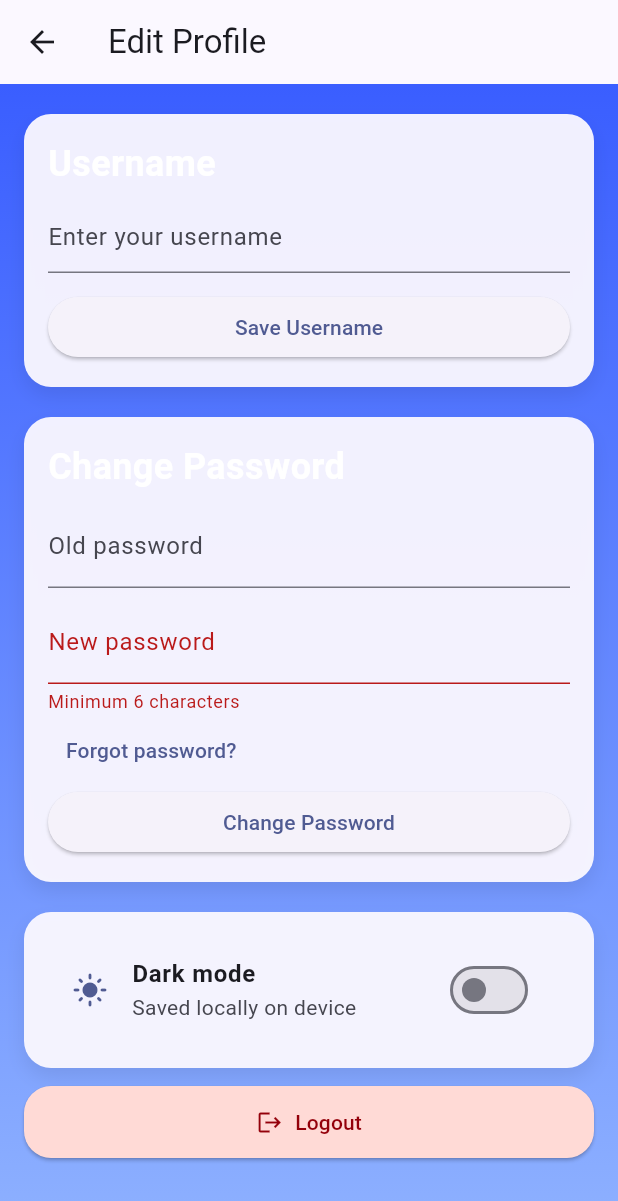
After one commit to korcanbaykall/SUHub_Project, a Flutter app: the EditProfileScreen screen opened by its route, after a tap on "Change Password", on a phone screen of 412 x 824 dp. The commit adds this screen. Shown: the top 1201 px of the screen. Run offline on Flutter 3.47's test engine with Material 3 defaults, Android fonts, the phone set to English and light mode, and no system bars; our stand-ins replace cloud_firestore, firebase_auth, firebase_core, shared_preferences; accounts and stored records are empty; network calls fail.

Commit message:
settings for profile
not done
change username and password up to dark mode - light mode

```diff
--- a/lib/routes.dart
+++ b/lib/routes.dart
@@ -12,6 +12,8 @@ import 'screens/top_post_detail_screen.dart';
 
 import 'screens/category_post_detail_screen.dart';
 import 'screens/generic_category_screen.dart';
+
+import 'screens/edit_profile_screen.dart';
 
 class AppRoutes {
   // Auth / entry
@@ -31,6 +33,8 @@ class AppRoutes {
   static const String categoryPostDetail = '/category_post_detail';
   static const genericCategory = '/generic-category';
 
+  static const editProfile = '/edit-profile';
+
 
   static Map<String, WidgetBuilder> routes = {
     welcome: (_) => const WelcomeScreen(),
@@ -45,5 +49,7 @@ class AppRoutes {
 
     categoryPostDetail: (_) => const CategoryPostDetailScreen(),
     genericCategory: (context) => const GenericCategoryScreen(),
+
+    editProfile: (_) => const EditProfileScreen(),
   };
 }
--- /dev/null
+++ b/lib/screens/edit_profile_screen.dart
@@ -0,0 +1,283 @@
+import 'package:flutter/material.dart';
+import 'package:provider/provider.dart';
+import 'package:firebase_auth/firebase_auth.dart';
+
+import '../providers/auth_provider.dart' as app_auth;
+import '../providers/theme_provider.dart';
+import '../theme/app_colors.dart';
+import '../theme/app_text_styles.dart';
+
+class EditProfileScreen extends StatefulWidget {
+  const EditProfileScreen({super.key});
+
+  @override
+  State<EditProfileScreen> createState() => _EditProfileScreenState();
+}
+
+class _EditProfileScreenState extends State<EditProfileScreen> {
+  final _usernameCtrl = TextEditingController();
+  final _oldPasswordCtrl = TextEditingController();
+  final _newPasswordCtrl = TextEditingController();
+
+  String? _passwordError;
+
+  @override
+  void initState() {
+    super.initState();
+    final auth = context.read<app_auth.AuthProvider>();
+    _usernameCtrl.text = auth.profile?.username ?? '';
+  }
+
+  @override
+  void dispose() {
+    _usernameCtrl.dispose();
+    _oldPasswordCtrl.dispose();
+    _newPasswordCtrl.dispose();
+    super.dispose();
+  }
+
+  @override
+  Widget build(BuildContext context) {
+    final auth = context.watch<app_auth.AuthProvider>();
+    final theme = context.watch<ThemeProvider>();
+    final colorScheme = Theme.of(context).colorScheme;
+
+    return Scaffold(
+      appBar: AppBar(
+        title: const Text('Edit Profile'),
+      ),
+      body: Container(
+        width: double.infinity,
+        height: double.infinity,
+        decoration: const BoxDecoration(
+          gradient: LinearGradient(
+            colors: [AppColors.primary, AppColors.secondary],
+            begin: Alignment.topCenter,
+            end: Alignment.bottomCenter,
+          ),
+        ),
+        child: SingleChildScrollView(
+          padding: const EdgeInsets.fromLTRB(16, 20, 16, 24),
+          child: Column(
+            children: [
+              _card(
+                child: Column(
+                  crossAxisAlignment: CrossAxisAlignment.start,
+                  children: [
+                    const Text('Username',
+                        style: AppTextStyles.subtitle),
+                    const SizedBox(height: 8),
+                    TextField(
+                      controller: _usernameCtrl,
+                      decoration: const InputDecoration(
+                        hintText: 'Enter your username',
+                      ),
+                    ),
+                    const SizedBox(height: 12),
+                    SizedBox(
+                      width: double.infinity,
+                      child: ElevatedButton(
+                        onPressed: auth.isLoading
+                            ? null
+                            : () async {
+                          final v = _usernameCtrl.text.trim();
+                          if (v.isEmpty) return;
+
+                          await auth.updateUsername(v);
+                          if (!mounted) return;
+
+                          if (auth.error == null) {
+                            ScaffoldMessenger.of(context)
+                                .showSnackBar(
+                              const SnackBar(
+                                content:
+                                Text('Username updated'),
+                              ),
+                            );
+                          }
+                        },
+                        child: const Text('Save Username'),
+                      ),
+                    ),
+                  ],
+                ),
+              ),
+
+              const SizedBox(height: 20),
+
+              _card(
+                child: Column(
+                  crossAxisAlignment: CrossAxisAlignment.start,
+                  children: [
+                    const Text('Change Password',
+                        style: AppTextStyles.subtitle),
+                    const SizedBox(height: 8),
+                    TextField(
+                      controller: _oldPasswordCtrl,
+                      obscureText: true,
+                      decoration: const InputDecoration(
+                        labelText: 'Old password',
+                      ),
+                    ),
+                    const SizedBox(height: 8),
+                    TextField(
+                      controller: _newPasswordCtrl,
+                      obscureText: true,
+                      decoration: InputDecoration(
+                        labelText: 'New password',
+                        errorText: _passwordError,
+                      ),
+                    ),
+                    Align(
+                      alignment: Alignment.centerLeft,
+                      child: TextButton(
+                        onPressed: () async {
+                          final email = auth.user?.email;
+                          if (email == null) return;
+
+                          await FirebaseAuth.instance
+                              .sendPasswordResetEmail(email: email);
+
+                          if (!mounted) return;
+
+                          ScaffoldMessenger.of(context)
+                              .showSnackBar(
+                            const SnackBar(
+                              content: Text(
+                                  'Password reset email sent'),
+                            ),
+                          );
+                        },
+                        child: const Text('Forgot password?'),
+                      ),
+                    ),
+                    SizedBox(
+                      width: double.infinity,
+                      child: ElevatedButton(
+                        onPressed: auth.isLoading
+                            ? null
+                            : () async {
+                          final newPass =
+                              _newPasswordCtrl.text;
+
+                          if (newPass.length < 6) {
+                            setState(() {
+                              _passwordError =
+                              'Minimum 6 characters';
+                            });
+                            return;
+                          }
+
+                          setState(() => _passwordError = null);
+
+                          await auth.changePassword(
+                            oldPassword:
+                            _oldPasswordCtrl.text,
+                            newPassword: newPass,
+                          );
+
+                          if (!mounted) return;
+
+                          if (auth.error == null) {
+                            ScaffoldMessenger.of(context)
+                                .showSnackBar(
+                              const SnackBar(
+                                content: Text(
+                                    'Password updated'),
+                              ),
+                            );
+                            _oldPasswordCtrl.clear();
+                            _newPasswordCtrl.clear();
+                          } else {
+                            setState(() {
+                              _passwordError = auth.error;
+                            });
+                          }
+                        },
+                        child: const Text('Change Password'),
+                      ),
+                    ),
+                  ],
+                ),
+              ),
+
+              const SizedBox(height: 20),
+
+              _card(
+                child: SwitchListTile.adaptive(
+                  value: theme.isDark,
+                  onChanged: theme.setDark,
+                  title: const Text(
+                    'Dark mode',
+                    style: TextStyle(fontWeight: FontWeight.w700),
+                  ),
+                  subtitle:
+                  const Text('Saved locally on device'),
+                  secondary: Icon(
+                    theme.isDark
+                        ? Icons.dark_mode
+                        : Icons.light_mode,
+                    color: colorScheme.primary,
+                  ),
+                ),
+              ),
+
+              const SizedBox(height: 12),
+
+              SizedBox(
+                width: double.infinity,
+                child: ElevatedButton.icon(
+                  onPressed: auth.isLoading
+                      ? null
+                      : () async {
+                    await auth.signOut();
+                  },
+                  icon: const Icon(Icons.logout),
+                  label: Text(
+                    auth.isLoading
+                        ? 'Logging out...'
+                        : 'Logout',
+                  ),
+                  style: ElevatedButton.styleFrom(
+                    backgroundColor:
+                    colorScheme.errorContainer,
+                    foregroundColor:
+                    colorScheme.onErrorContainer,
+                    padding: const EdgeInsets.symmetric(
+                        vertical: 14),
+                    shape: RoundedRectangleBorder(
+                      borderRadius:
+                      BorderRadius.circular(18),
+                    ),
+                  ),
+                ),
+              ),
+            ],
+          ),
+        ),
+      ),
+    );
+  }
+
+  Widget _card({required Widget child}) {
+    return Container(
+      width: double.infinity,
+      padding: const EdgeInsets.all(16),
+      decoration: BoxDecoration(
+        color: Theme.of(context)
+            .colorScheme
+            .surface
+            .withOpacity(0.95),
+        borderRadius: BorderRadius.circular(18),
+        boxShadow: [
+          BoxShadow(
+            blurRadius: 10,
+            offset: const Offset(0, 6),
+            color: Colors.black.withOpacity(0.08),
+          ),
+        ],
+      ),
+      child: child,
+    );
+  }
+}
--- a/lib/services/posts_repository.dart
+++ b/lib/services/posts_repository.dart
@@ -24,7 +24,7 @@ class PostsRepository {
       posts.sort((a, b) {
         final scoreA = a.likes + a.comments;
         final scoreB = b.likes + b.comments;
-        return scoreB.compareTo(scoreA); // büyükten küçüğe
+        return scoreB.compareTo(scoreA);
       });
 
       return posts;
--- a/lib/services/user_repository.dart
+++ b/lib/services/user_repository.dart
@@ -13,4 +13,12 @@ class UserRepository {
       return UserProfile.fromMap(data);
     });
   }
+
+  Future<void> updateUsername(String uid, String newUsername) async {
+    await _db.collection('users').doc(uid).update({
+      'username': newUsername,
+      'updatedAt': FieldValue.serverTimestamp(),
+    });
+  }
+
 }
--- a/lib/theme/app_text_styles.dart
+++ b/lib/theme/app_text_styles.dart
@@ -11,4 +11,10 @@ class AppTextStyles {
     fontSize: 14,
     color: Colors.white,
   );
+
+  static const TextStyle subtitle = TextStyle(
+    fontSize: 24,
+    fontWeight: FontWeight.w700,
+    color: Colors.white,
+  );
 }
```
Also changed, not shown: lib/providers/auth_provider.dart (+49 -1 lines), lib/screens/profile_screen.dart (+14 -37 lines).
